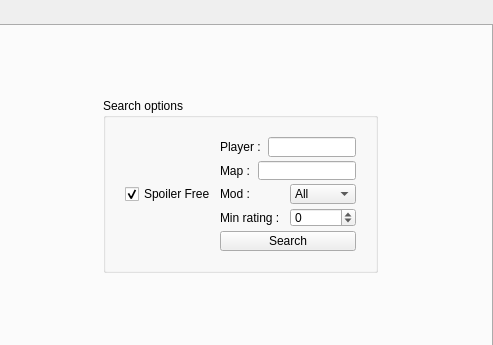
The window that res/replays/replays.ui (FAForever/client) describes before a commit, drawn with Qt 5; both pictures show x 569 to 1062 and y 0 to 345 of the 1062 by 672 pixel window.
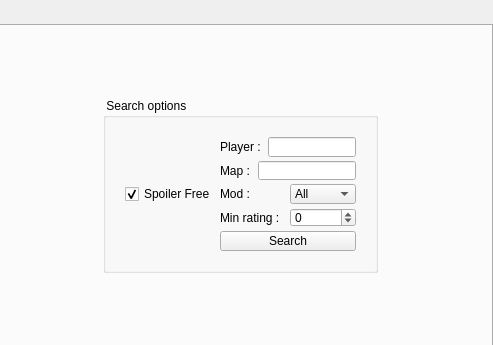
The same window after the commit.

Patch:
```diff
--- a/res/replays/replays.ui
+++ b/res/replays/replays.ui
@@ -265,7 +265,7 @@
           </size>
          </property>
          <property name="title">
-          <string>Search options</string>
+          <string> Search options</string>
          </property>
          <property name="flat">
           <bool>true</bool>
```
